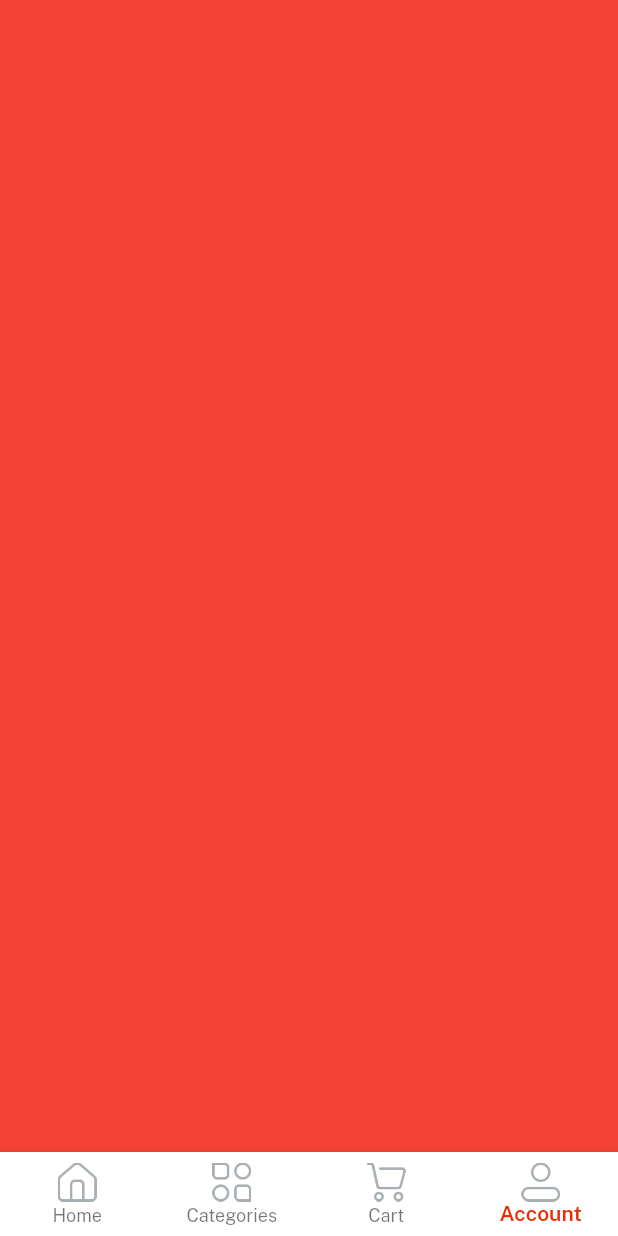
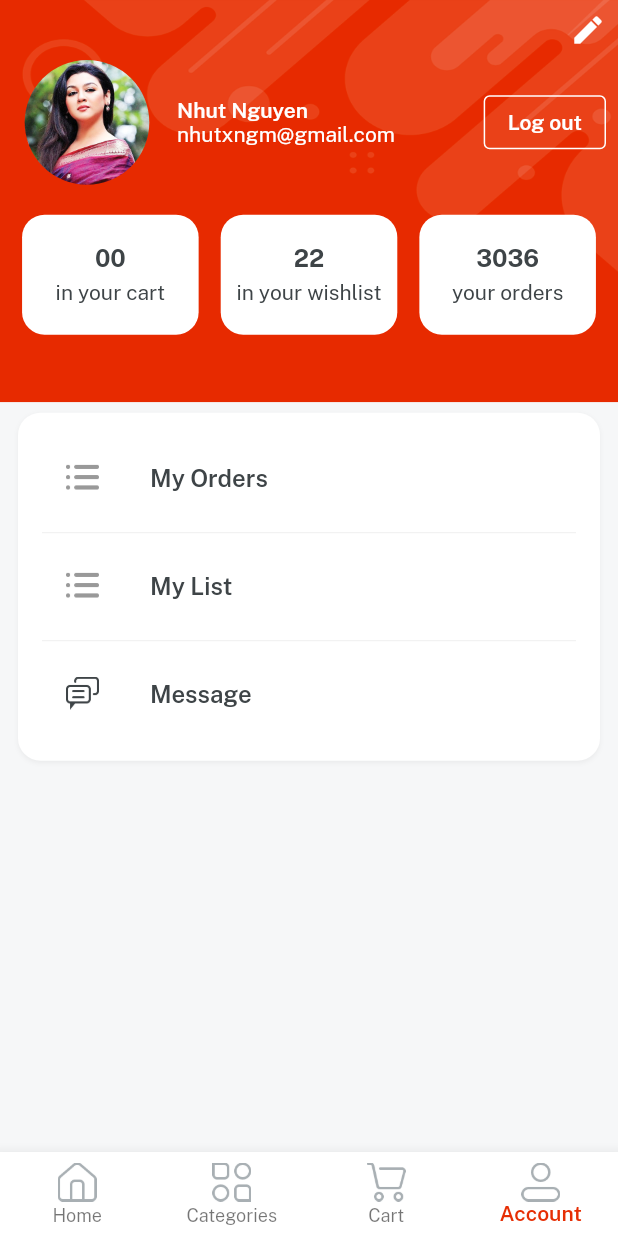
Before and after one commit to NguyenMinhNhut2009/ecommerce, a Flutter app: the Home screen opened directly, item 4 of the bottom bar chosen, on a phone screen of 412 x 824 dp. Run offline on Flutter 3.47's test engine with Material 2 defaults, Android fonts, the phone set to English and light mode, and no system bars; our stand-ins replace get, velocity_x.

Commit message:
Add UI Profile Screen

```diff
--- a/lib/const/lists.dart
+++ b/lib/const/lists.dart
@@ -44,3 +44,6 @@ const itemDetailButtonsList = [
   returnpolicy,
   supporPolicy
 ];
+
+const profileButtonList = [orders, wishlist, message];
+const profileButtonsIcon = [icOrder, icOrder, icMessages];
--- a/lib/const/strings.dart
+++ b/lib/const/strings.dart
@@ -16,6 +16,7 @@ const loginWith = "Log in with";
 const privacyPolicy = "Privacy Policy";
 const ternAndCond = "Terms and Conditions";
 const alreadyHaveAccount = "Already have an account? ";
+const logout = "Log out";
 
 //home string
 const home = "Home",
@@ -59,3 +60,7 @@ const video = "Video",
     returnpolicy = "Return Policy",
     supporPolicy = "Support Policy",
     productsyoumaylike = "Products you may like";
+
+//profile strings
+
+const wishlist = "My List", orders = "My Orders", message = "Message";
--- a/lib/views/cart_screen/cart_screen.dart
+++ b/lib/views/cart_screen/cart_screen.dart
@@ -1,3 +1,5 @@
+import 'package:ecommerce/const/consts.dart';
+import 'package:ecommerce/widget/bg_widget.dart';
 import 'package:flutter/material.dart';
 
 class CartScreen extends StatelessWidget {
@@ -5,8 +7,8 @@ class CartScreen extends StatelessWidget {
 
   @override
   Widget build(BuildContext context) {
-    return Container(
-      color: Colors.purple,
+    return     Container(
+      color: Colors.red,
     );
   }
 }
--- /dev/null
+++ b/lib/views/profile_screen/copoments/details_cart.dart
@@ -0,0 +1,24 @@
+import 'package:ecommerce/const/consts.dart';
+import 'package:flutter/material.dart';
+
+Widget detailsCard({
+  width,
+  String? count,
+  String? title,
+}) {
+  return Column(
+    mainAxisAlignment: MainAxisAlignment.center,
+    children: [
+      count!.text.fontFamily(bold).color(darkFontGrey).size(16).make(),
+      5.heightBox,
+      title!.text.color(darkFontGrey).make(),
+    ],
+  )
+      .box
+      .white
+      .rounded
+      .width(width)
+      .height(80)
+      .padding(const EdgeInsets.all(4))
+      .make();
+}
--- a/lib/views/profile_screen/profile_screen.dart
+++ b/lib/views/profile_screen/profile_screen.dart
@@ -1,3 +1,8 @@
+import 'package:ecommerce/const/consts.dart';
+import 'package:ecommerce/const/images.dart';
+import 'package:ecommerce/const/lists.dart';
+import 'package:ecommerce/views/profile_screen/copoments/details_cart.dart';
+import 'package:ecommerce/widget/bg_widget.dart';
 import 'package:flutter/material.dart';
 
 class ProfileScreen extends StatelessWidget {
@@ -5,8 +10,104 @@ class ProfileScreen extends StatelessWidget {
 
   @override
   Widget build(BuildContext context) {
-    return Container(
-      color: Colors.red,
-    );
+    return bgWidget(
+        child: Scaffold(
+      body: SafeArea(
+          child: Column(children: [
+        //edit profile button
+
+        Padding(
+          padding: const EdgeInsets.all(8.0),
+          child: const Align(
+            alignment: Alignment.centerRight,
+            child: Icon(
+              Icons.edit,
+              color: whiteColor,
+            ),
+          ).onTap(
+            () {},
+          ),
+        ),
+
+        //users details section
+        Padding(
+          padding: const EdgeInsets.symmetric(horizontal: 8.0),
+          child: Row(
+            children: [
+              Image.asset(
+                imgProfile2,
+                width: 100,
+                fit: BoxFit.cover,
+              ).box.roundedFull.clip(Clip.antiAlias).make(),
+              10.widthBox,
+              Expanded(
+                  child: Column(
+                crossAxisAlignment: CrossAxisAlignment.start,
+                children: [
+                  "Nhut Nguyen".text.fontFamily(semibold).white.make(),
+                  "nhutxngm@gmail.com".text.white.make(),
+                ],
+              )),
+              OutlinedButton(
+                  style: OutlinedButton.styleFrom(
+                    side: const BorderSide(color: whiteColor),
+                  ),
+                  onPressed: () {},
+                  child: logout.text.fontFamily(semibold).white.make()),
+            ],
+          ),
+        ),
+        20.heightBox,
+        Row(
+          mainAxisAlignment: MainAxisAlignment.spaceEvenly,
+          children: [
+            detailsCard(
+                count: "00",
+                title: "in your cart",
+                width: context.screenWidth / 3.5),
+            detailsCard(
+                count: "22",
+                title: "in your wishlist",
+                width: context.screenWidth / 3.5),
+            detailsCard(
+                count: "3036",
+                title: "your orders",
+                width: context.screenWidth / 3.5),
+          ],
+        ),
+
+        40.heightBox,
+
+        ListView.separated(
+          shrinkWrap: true,
+          itemBuilder: ((context, index) {
+            return ListTile(
+              leading: Image.asset(
+                profileButtonsIcon[index],
+                width: 22,
+              ),
+              title: profileButtonList[index]
+                  .text
+                  .fontFamily(semibold)
+                  .color(darkFontGrey)
+                  .make(),
+            );
+          }),
+          separatorBuilder: ((context, index) {
+            return const Divider(
+              color: lightGrey,
+            );
+          }),
+          itemCount: profileButtonList.length,
+        )
+            .box
+            .white
+            .rounded
+            .margin(const EdgeInsets.all(12))
+            .padding(const EdgeInsets.all(16))
+            .shadowSm
+            .make(),
+      ])),
+    ));
   }
 }
--- a/pubspec.yaml
+++ b/pubspec.yaml
@@ -38,6 +38,10 @@ dependencies:
   cupertino_icons: ^1.0.2
   velocity_x: ^3.6.0
   get: ^4.6.5
+  firebase_core: ^2.13.0
+  firebase_auth: ^4.6.1
+  firebase_storage: ^11.2.1
+  cloud_firestore: ^4.7.1
 
 dev_dependencies:
   flutter_test:
```
Also changed, not shown: pubspec.lock, 3 other files.
